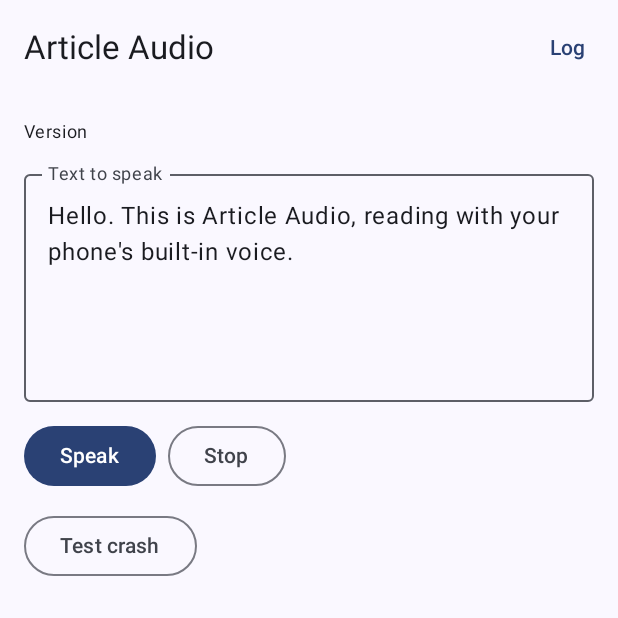
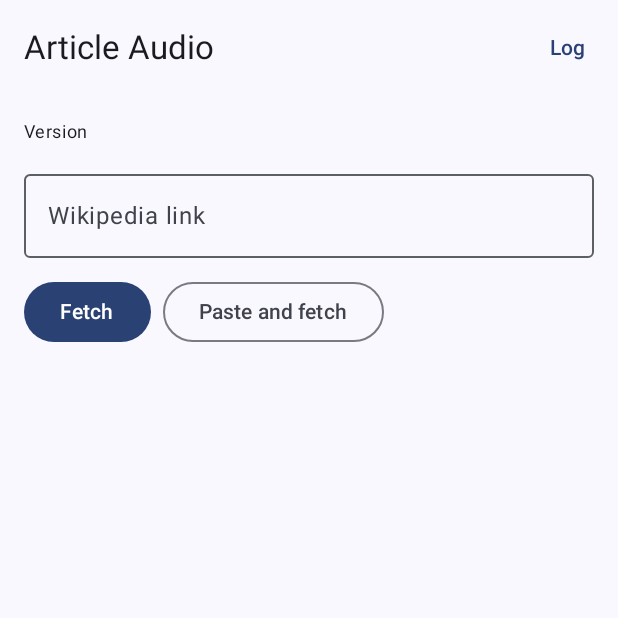
Before and after one commit to gamesbyaaron/Article-Audio, an Android app built with Jetpack Compose: the screen it shows after launch (MainActivity), on a phone screen of 412 x 824 dp, the top half of it. Run offline under Robolectric (Android 15) with nearby library versions, the phone set to English and light mode, and no system bars.

Commit message:
Step 2: fetch a Wikipedia article and read it aloud sentence by sentence
Paste a link or share one from another app; the article is fetched as plain
text from English Wikipedia's API, reference sections are dropped, headings
become 'Section: X.' with a short pause, and the text is split into
sentences that the phone's built-in voice reads one at a time with Play,
Pause, Back, Next and Stop. Fetches, sentence counts and speech errors go to
the debug log. Unit tests cover link parsing and sentence splitting.

Co-Authored-By: Claude Opus 5.5 <noreply@anthropic.com>
Claude-Session: https://claude.ai/code/session_01BYhFLAiKrKm8f72X5nmNCN

```diff
--- a/app/src/main/java/app/articleaudio/ArticleAudioApp.kt
+++ b/app/src/main/java/app/articleaudio/ArticleAudioApp.kt
@@ -15,6 +15,8 @@ class ArticleAudioApp : Application() {
             previous?.uncaughtException(thread, error)
         }
 
+        Reader.init(this)
+
         DebugLog.i(
             "App started: version ${BuildConfig.VERSION_NAME}, " +
                 "Android ${Build.VERSION.RELEASE} (API ${Build.VERSION.SDK_INT}), " +
--- a/app/src/main/java/app/articleaudio/MainActivity.kt
+++ b/app/src/main/java/app/articleaudio/MainActivity.kt
@@ -1,6 +1,7 @@
 package app.articleaudio
 
 import android.os.Build
+import android.content.Intent
 import android.os.Bundle
 import androidx.activity.ComponentActivity
 import androidx.activity.compose.BackHandler
@@ -12,13 +13,13 @@ import androidx.compose.foundation.layout.Column
 import androidx.compose.foundation.layout.Row
 import androidx.compose.foundation.layout.fillMaxSize
 import androidx.compose.foundation.layout.fillMaxWidth
-import androidx.compose.foundation.layout.heightIn
 import androidx.compose.foundation.layout.imePadding
 import androidx.compose.foundation.layout.padding
 import androidx.compose.foundation.rememberScrollState
 import androidx.compose.foundation.text.selection.SelectionContainer
 import androidx.compose.foundation.verticalScroll
 import androidx.compose.material3.Button
+import androidx.compose.material3.Card
 import androidx.compose.material3.ExperimentalMaterial3Api
 import androidx.compose.material3.MaterialTheme
 import androidx.compose.material3.OutlinedButton
@@ -47,18 +48,25 @@ import androidx.compose.ui.unit.dp
 import androidx.compose.ui.unit.sp
 
 class MainActivity : ComponentActivity() {
-    private lateinit var speaker: Speaker
-
     override fun onCreate(savedInstanceState: Bundle?) {
         super.onCreate(savedInstanceState)
         enableEdgeToEdge()
-        speaker = Speaker(this)
-        setContent { AppTheme { App(speaker) } }
+        if (savedInstanceState == null) handleShare(intent)
+        setContent { AppTheme { App() } }
     }
 
-    override fun onDestroy() {
-        speaker.shutdown()
-        super.onDestroy()
+    override fun onNewIntent(intent: Intent) {
+        super.onNewIntent(intent)
+        handleShare(intent)
+    }
+
+    /** A link shared from another app: fill it in and fetch it straight away. */
+    private fun handleShare(intent: Intent?) {
+        if (intent?.action != Intent.ACTION_SEND) return
+        val text = intent.getStringExtra(Intent.EXTRA_TEXT) ?: return
+        DebugLog.i("Received shared text: ${text.take(200)}")
+        Reader.linkInput = text
+        Reader.fetch(text)
     }
 }
 
@@ -76,23 +84,20 @@ private fun AppTheme(content: @Composable () -> Unit) {
 }
 
 @Composable
-private fun App(speaker: Speaker) {
+private fun App() {
     var showLog by rememberSaveable { mutableStateOf(false) }
     if (showLog) {
         BackHandler { showLog = false }
         LogScreen(onBack = { showLog = false })
     } else {
-        HomeScreen(speaker, onOpenLog = { showLog = true })
+        HomeScreen(onOpenLog = { showLog = true })
     }
 }
 
 @OptIn(ExperimentalMaterial3Api::class)
 @Composable
-private fun HomeScreen(speaker: Speaker, onOpenLog: () -> Unit) {
-    var text by rememberSaveable {
-        mutableStateOf("Hello. This is Article Audio, reading with your phone's built-in voice.")
-    }
-    var message by remember { mutableStateOf("") }
+private fun HomeScreen(onOpenLog: () -> Unit) {
+    val clipboard = LocalClipboardManager.current
 
     Scaffold(
         topBar = {
@@ -110,30 +115,77 @@ private fun HomeScreen(speaker: Speaker, onOpenLog: () -> Unit) {
                 .verticalScroll(rememberScrollState()),
             verticalArrangement = Arrangement.spacedBy(12.dp),
         ) {
+            Text("Version ${BuildConfig.VERSION_NAME}", style = MaterialTheme.typography.bodySmall)
+
+            OutlinedTextField(
+                value = Reader.linkInput,
+                onValueChange = { Reader.linkInput = it },
+                label = { Text("Wikipedia link") },
+                singleLine = true,
+                modifier = Modifier.fillMaxWidth(),
+            )
+            Row(horizontalArrangement = Arrangement.spacedBy(8.dp)) {
+                Button(
+                    onClick = { Reader.fetch(Reader.linkInput) },
+                    enabled = !Reader.loading,
+                ) { Text("Fetch") }
+                OutlinedButton(
+                    onClick = {
+                        val pasted = clipboard.getText()?.text.orEmpty()
+                        Reader.linkInput = pasted
+                        Reader.fetch(pasted)
+                    },
+                    enabled = !Reader.loading,
+                ) { Text("Paste and fetch") }
+            }
+
+            if (Reader.message.isNotEmpty()) {
+                Text(
+                    Reader.message,
+                    color = if (Reader.messageIsError) MaterialTheme.colorScheme.error
+                    else MaterialTheme.colorScheme.onSurfaceVariant,
+                )
+            }
+
+            val title = Reader.title
+            val items = Reader.utterances
+            if (title != null && items.isNotEmpty()) {
+                ArticlePlayer(title, items)
+            }
+        }
+    }
+}
+
+@Composable
+private fun ArticlePlayer(title: String, items: List<Utterance>) {
+    val index = Reader.index.coerceIn(0, items.size - 1)
+    val remainingChars = items.drop(index).sumOf { it.text.length }
+    // Built-in voices speak roughly 900 characters a minute at normal speed.
+    val minutesLeft = maxOf(1, remainingChars / 900)
+
+    Card(modifier = Modifier.fillMaxWidth()) {
+        Column(
+            modifier = Modifier.padding(16.dp),
+            verticalArrangement = Arrangement.spacedBy(12.dp),
+        ) {
+            Text(title, style = MaterialTheme.typography.titleLarge)
             Text(
-                "Version ${BuildConfig.VERSION_NAME}",
+                "Sentence ${index + 1} of ${items.size} · about $minutesLeft min left",
                 style = MaterialTheme.typography.bodySmall,
             )
-            OutlinedTextField(
-                value = text,
-                onValueChange = { text = it },
-                label = { Text("Text to speak") },
-                modifier = Modifier.fillMaxWidth().heightIn(min = 160.dp),
+            Text(
+                items[index].text,
+                style = if (items[index].isHeading) MaterialTheme.typography.titleMedium
+                else MaterialTheme.typography.bodyLarge,
             )
             Row(horizontalArrangement = Arrangement.spacedBy(8.dp)) {
-                Button(onClick = { message = speaker.speak(text) ?: "" }) { Text("Speak") }
-                OutlinedButton(onClick = {
-                    speaker.stop()
-                    DebugLog.i("Stop pressed")
-                }) { Text("Stop") }
+                OutlinedButton(onClick = { Reader.skip(-1) }) { Text("Back") }
+                Button(onClick = { if (Reader.playing) Reader.pause() else Reader.play() }) {
+                    Text(if (Reader.playing) "Pause" else "Play")
+                }
+                OutlinedButton(onClick = { Reader.skip(1) }) { Text("Next") }
             }
-            if (message.isNotEmpty()) {
-                Text(message, color = MaterialTheme.colorScheme.error)
-            }
-            OutlinedButton(onClick = {
-                DebugLog.i("Test crash pressed")
-                throw RuntimeException("Test crash from the Home screen")
-            }) { Text("Test crash") }
+            TextButton(onClick = { Reader.stop() }) { Text("Stop and go to start") }
         }
     }
 }
@@ -157,6 +209,12 @@ private fun LogScreen(onBack: () -> Unit) {
             TopAppBar(
                 title = { Text("Debug log") },
                 navigationIcon = { TextButton(onClick = onBack) { Text("Back") } },
+                actions = {
+                    TextButton(onClick = {
+                        DebugLog.i("Test crash pressed")
+                        throw RuntimeException("Test crash from the Log screen")
+                    }) { Text("Test crash") }
+                },
             )
         },
     ) { padding ->
```
Also changed, not shown: app/src/main/AndroidManifest.xml (+10 -0 lines), app/src/main/java/app/articleaudio/ArticleText.kt (added, +122 -0 lines), app/src/main/java/app/articleaudio/Reader.kt (added, +156 -0 lines), app/src/main/java/app/articleaudio/Speaker.kt (+31 -31 lines), app/src/main/java/app/articleaudio/WikiLink.kt (added, +43 -0 lines), app/src/main/java/app/articleaudio/WikipediaClient.kt (added, +48 -0 lines), 3 other files.
